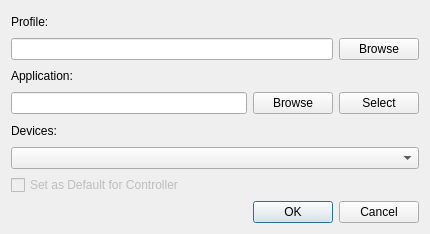
Above: src/addeditautoprofiledialog.ui from AntiMicroX/antimicrox before the change. Below: the same form after it.
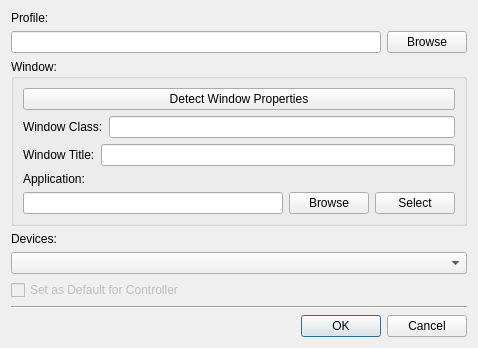
That is the form after the change.

What changed in the file:
```diff
--- a/src/addeditautoprofiledialog.ui
+++ b/src/addeditautoprofiledialog.ui
@@ -6,8 +6,8 @@
    <rect>
     <x>0</x>
     <y>0</y>
-    <width>430</width>
-    <height>234</height>
+    <width>478</width>
+    <height>345</height>
    </rect>
   </property>
   <property name="windowTitle">
@@ -16,10 +16,9 @@
   <property name="modal">
    <bool>true</bool>
   </property>
-  <layout class="QVBoxLayout" name="verticalLayout">
-   <property name="spacing">
-    <number>-1</number>
-   </property>
+  <layout class="QVBoxLayout" name="verticalLayout_7">
+   <item>
+    <layout class="QVBoxLayout" name="verticalLayout_5">
    <item>
     <widget class="QLabel" name="label">
      <property name="text">
@@ -44,6 +43,71 @@
      </item>
     </layout>
    </item>
+    </layout>
+   </item>
+   <item>
+    <widget class="QGroupBox" name="groupBox">
+     <property name="title">
+      <string>Window:</string>
+     </property>
+     <property name="flat">
+      <bool>false</bool>
+     </property>
+     <property name="checkable">
+      <bool>false</bool>
+     </property>
+     <layout class="QVBoxLayout" name="verticalLayout_3">
+      <property name="spacing">
+       <number>-1</number>
+      </property>
+      <item>
+       <widget class="QPushButton" name="detectWinPropsSelectWindowPushButton">
+        <property name="toolTip">
+         <string>Select Window. Click on the appropriate application
+window and the application file path will be populated
+in the form.</string>
+        </property>
+        <property name="text">
+         <string>Detect Window Properties</string>
+        </property>
+       </widget>
+      </item>
+      <item>
+       <layout class="QHBoxLayout" name="horizontalLayout_3">
+        <item>
+         <widget class="QLabel" name="label_3">
+          <property name="text">
+           <string>Window Class:</string>
+          </property>
+          <property name="buddy">
+           <cstring>applicationLineEdit</cstring>
+          </property>
+         </widget>
+        </item>
+        <item>
+         <widget class="QLineEdit" name="winClassLineEdit"/>
+        </item>
+       </layout>
+      </item>
+      <item>
+       <layout class="QHBoxLayout" name="horizontalLayout_4">
+        <item>
+         <widget class="QLabel" name="label_4">
+          <property name="text">
+           <string>Window Title:</string>
+          </property>
+          <property name="buddy">
+           <cstring>applicationLineEdit</cstring>
+          </property>
+         </widget>
+        </item>
+        <item>
+         <widget class="QLineEdit" name="winNameLineEdit"/>
+        </item>
+       </layout>
+      </item>
+      <item>
+       <layout class="QVBoxLayout" name="verticalLayout_2">
    <item>
     <widget class="QLabel" name="label_2">
      <property name="text">
@@ -80,6 +144,13 @@
      </item>
     </layout>
    </item>
+       </layout>
+      </item>
+     </layout>
+    </widget>
+   </item>
+   <item>
+    <layout class="QVBoxLayout" name="verticalLayout">
    <item>
     <widget class="QLabel" name="devicesLabel">
      <property name="text">
@@ -105,6 +176,15 @@
      </property>
      <property name="text">
       <string>Set as Default for Controller</string>
+       </property>
+      </widget>
+     </item>
+    </layout>
+   </item>
+   <item>
+    <widget class="Line" name="line">
+     <property name="orientation">
+      <enum>Qt::Horizontal</enum>
      </property>
     </widget>
    </item>
```
Lines whose indentation alone changed are shown as unchanged.
